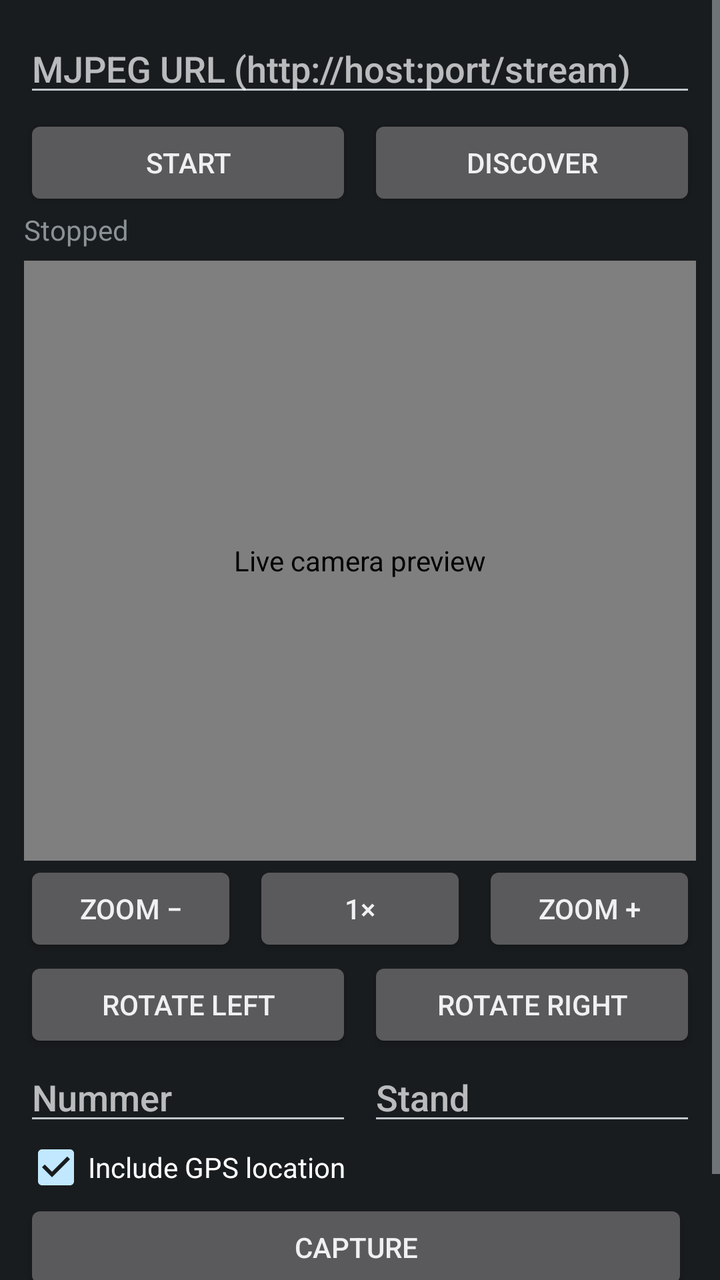
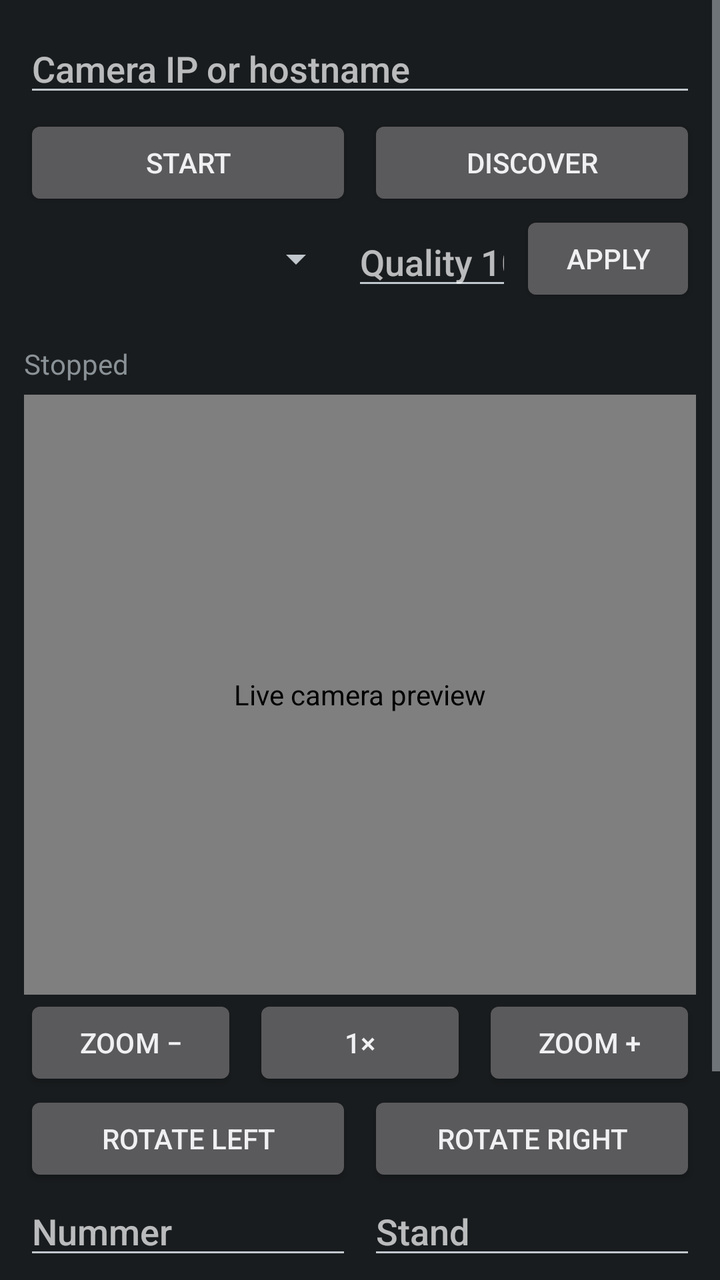

Screens rendered from an Android XML layout before and after an edit, with the pre-edit source and the edit as a unified diff.
<!-- AndroidManifest.xml: application theme android:Theme.DeviceDefault -->
<!-- res/layout/activity_main.xml -->
<?xml version="1.0" encoding="utf-8"?>
<ScrollView xmlns:android="http://schemas.android.com/apk/res/android"
    android:layout_width="match_parent"
    android:layout_height="match_parent"
    android:fillViewport="true">

    <LinearLayout
        android:layout_width="match_parent"
        android:layout_height="wrap_content"
        android:orientation="vertical"
        android:padding="12dp">

        <EditText
            android:id="@+id/urlInput"
            android:layout_width="match_parent"
            android:layout_height="wrap_content"
            android:layout_marginBottom="4dp"
            android:hint="MJPEG URL (http://host:port/stream)"
            android:importantForAutofill="no"
            android:inputType="textUri"
            android:maxLines="1" />

        <LinearLayout
            android:layout_width="match_parent"
            android:layout_height="wrap_content"
            android:orientation="horizontal">

            <Button
                android:id="@+id/connectButton"
                android:layout_width="0dp"
                android:layout_height="wrap_content"
                android:layout_marginEnd="4dp"
                android:layout_weight="1"
                android:text="Start" />

            <Button
                android:id="@+id/discoverButton"
                android:layout_width="0dp"
                android:layout_height="wrap_content"
                android:layout_marginStart="4dp"
                android:layout_weight="1"
                android:text="Discover" />
        </LinearLayout>

        <TextView
            android:id="@+id/discoverStatus"
            android:layout_width="match_parent"
            android:layout_height="wrap_content"
            android:visibility="gone" />

        <TextView
            android:id="@+id/streamStatus"
            android:layout_width="match_parent"
            android:layout_height="wrap_content"
            android:text="Stopped" />

        <app.imagesaver.ZoomableImageView
            android:id="@+id/preview"
            android:layout_width="match_parent"
            android:layout_height="300dp"
            android:layout_marginTop="6dp"
            android:background="#000000"
            android:contentDescription="Live camera preview" />

        <LinearLayout
            android:layout_width="match_parent"
            android:layout_height="wrap_content"
            android:orientation="horizontal">

            <Button
                android:id="@+id/zoomOut"
                android:layout_width="0dp"
                android:layout_height="wrap_content"
                android:layout_marginEnd="4dp"
                android:layout_weight="1"
                android:singleLine="true"
                android:text="Zoom −" />

            <Button
                android:id="@+id/zoomReset"
                android:layout_width="0dp"
                android:layout_height="wrap_content"
                android:layout_marginHorizontal="4dp"
                android:layout_weight="1"
                android:contentDescription="Reset zoom to 1x"
                android:text="1×" />

            <Button
                android:id="@+id/zoomIn"
                android:layout_width="0dp"
                android:layout_height="wrap_content"
                android:layout_marginStart="4dp"
                android:layout_weight="1"
                android:singleLine="true"
                android:text="Zoom +" />
        </LinearLayout>

        <LinearLayout
            android:layout_width="match_parent"
            android:layout_height="wrap_content"
            android:orientation="horizontal">

            <Button
                android:id="@+id/rotateLeft"
                android:layout_width="0dp"
                android:layout_height="wrap_content"
                android:layout_marginEnd="4dp"
                android:layout_weight="1"
                android:contentDescription="Rotate preview left 90 degrees"
                android:text="Rotate left" />

            <Button
                android:id="@+id/rotateRight"
                android:layout_width="0dp"
                android:layout_height="wrap_content"
                android:layout_marginStart="4dp"
                android:layout_weight="1"
                android:contentDescription="Rotate preview right 90 degrees"
                android:text="Rotate right" />
        </LinearLayout>

        <LinearLayout
            android:layout_width="match_parent"
            android:layout_height="wrap_content"
            android:orientation="horizontal">

            <EditText
                android:id="@+id/nummerInput"
                android:layout_width="0dp"
                android:layout_height="wrap_content"
                android:layout_marginEnd="4dp"
                android:layout_weight="1"
                android:hint="Nummer"
                android:importantForAutofill="no"
                android:inputType="numberDecimal|numberSigned"
                android:maxLines="1" />

            <EditText
                android:id="@+id/standInput"
                android:layout_width="0dp"
                android:layout_height="wrap_content"
                android:layout_marginStart="4dp"
                android:layout_weight="1"
                android:hint="Stand"
                android:importantForAutofill="no"
                android:inputType="numberDecimal|numberSigned"
                android:maxLines="1" />
        </LinearLayout>

        <CheckBox
            android:id="@+id/includeLocation"
            android:layout_width="match_parent"
            android:layout_height="wrap_content"
            android:text="Include GPS location"
            android:checked="true" />

        <LinearLayout
            android:layout_width="match_parent"
            android:layout_height="wrap_content"
            android:orientation="horizontal">

            <Button
                android:id="@+id/captureButton"
                android:layout_width="0dp"
                android:layout_height="wrap_content"
                android:layout_marginEnd="4dp"
                android:layout_weight="1"
                android:text="Capture" />

            <Button
                android:id="@+id/openButton"
                android:layout_width="0dp"
                android:layout_height="wrap_content"
                android:layout_marginStart="4dp"
                android:layout_weight="1"
                android:text="Open image"
                android:visibility="gone" />
        </LinearLayout>

        <TextView
            android:id="@+id/resultText"
            android:layout_width="match_parent"
            android:layout_height="wrap_content" />

        <TextView
            android:id="@+id/gpsText"
            android:layout_width="match_parent"
            android:layout_height="wrap_content"
            android:textColor="#B26A00" />
    </LinearLayout>
</ScrollView>
<!-- resources referenced by this layout -->
<resources>

</resources>

<!-- the commit's change to res/layout/activity_main.xml (unified diff, before → after) -->
@@ -15,9 +15,10 @@
             android:layout_width="match_parent"
             android:layout_height="wrap_content"
             android:layout_marginBottom="4dp"
-            android:hint="MJPEG URL (http://host:port/stream)"
+            android:hint="Camera IP or hostname"
             android:importantForAutofill="no"
-            android:inputType="textUri"
+            android:inputType="textUri|textNoSuggestions"
+            android:imeOptions="actionDone"
             android:maxLines="1" />
 
         <LinearLayout
@@ -47,6 +48,43 @@
             android:layout_width="match_parent"
             android:layout_height="wrap_content"
             android:visibility="gone" />
+
+        <LinearLayout
+            android:layout_width="match_parent"
+            android:layout_height="wrap_content"
+            android:gravity="center_vertical"
+            android:orientation="horizontal">
+
+            <Spinner
+                android:id="@+id/resolutionSpinner"
+                android:layout_width="0dp"
+                android:layout_height="wrap_content"
+                android:layout_weight="2" />
+
+            <EditText
+                android:id="@+id/qualityInput"
+                android:layout_width="0dp"
+                android:layout_height="wrap_content"
+                android:layout_marginHorizontal="4dp"
+                android:layout_weight="1"
+                android:hint="Quality 10–40"
+                android:importantForAutofill="no"
+                android:inputType="number"
+                android:maxLength="3"
+                android:maxLines="1" />
+
+            <Button
+                android:id="@+id/applySettings"
+                android:layout_width="wrap_content"
+                android:layout_height="wrap_content"
+                android:singleLine="true"
+                android:text="Apply" />
+        </LinearLayout>
+
+        <TextView
+            android:id="@+id/cameraSettingsText"
+            android:layout_width="match_parent"
+            android:layout_height="wrap_content" />
 
         <TextView
             android:id="@+id/streamStatus"
